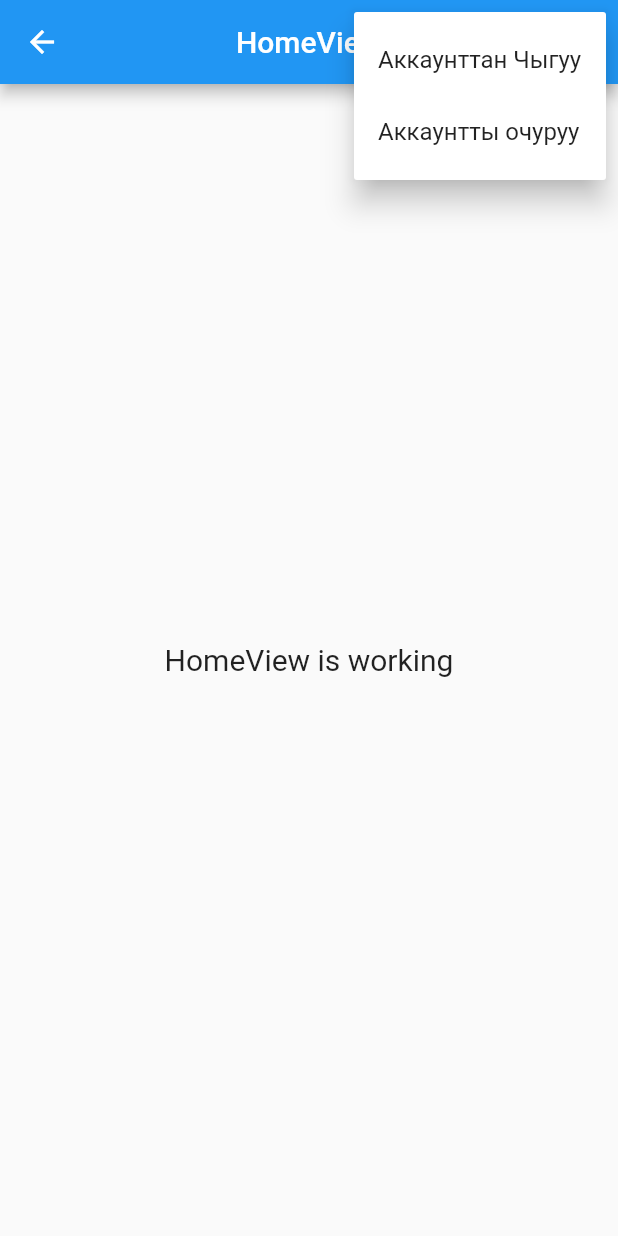
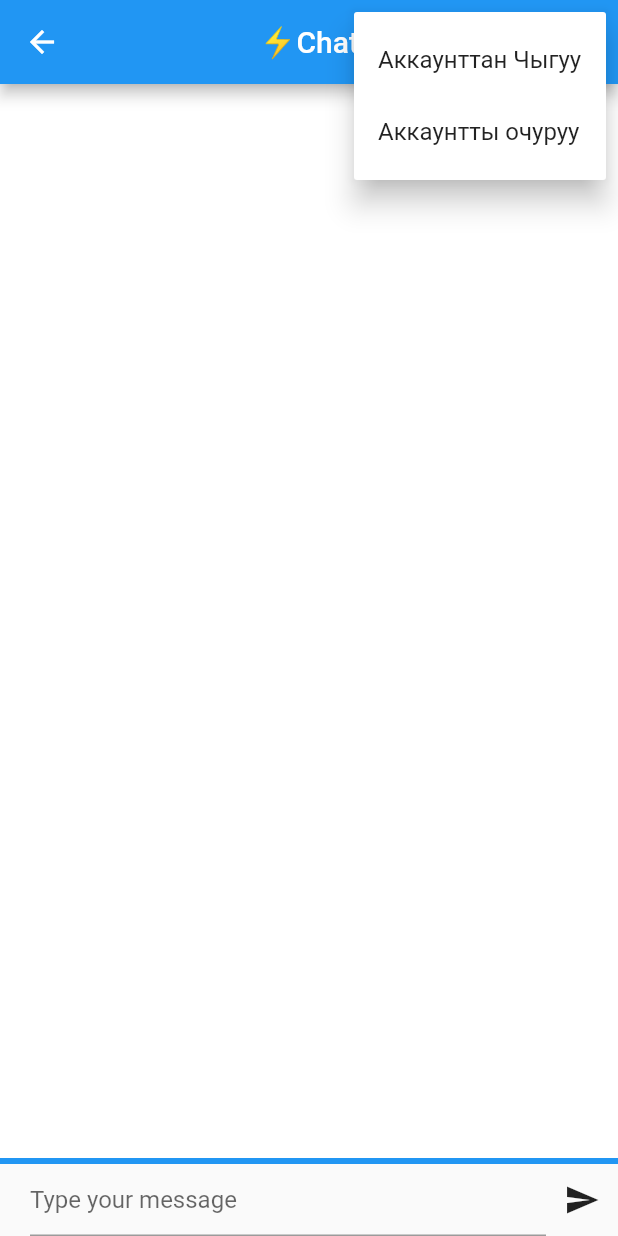
Before and after one commit to Arzymat01/chat_app, a Flutter app: the HomeView screen opened by its route, after a tap on the "more vert" icon, on a phone screen of 412 x 824 dp. Run offline on Flutter 3.47's test engine with Material 2 defaults, Android fonts, the phone set to English and light mode, and no system bars; our stand-ins replace animated_text_kit, cloud_firestore, firebase_auth, firebase_core, get, shared_preferences; accounts and stored records are empty.

Commit message:
homePage

```diff
--- /dev/null
+++ b/lib/src/components/message/sendMessage.dart
@@ -0,0 +1,35 @@
+import 'package:flutter/material.dart';
+
+class SendMessage extends StatelessWidget {
+  const SendMessage(this.textController, {super.key, this.onPressed});
+  final TextEditingController textController;
+  final void Function()? onPressed;
+  @override
+  Widget build(BuildContext context) {
+    return Container(
+      decoration: const BoxDecoration(
+          border: Border(
+              top: BorderSide(
+        color: Colors.blue,
+        width: 4,
+      ))),
+      child: Row(
+        children: [
+          const SizedBox(width: 20),
+          Expanded(
+            child: TextField(
+              controller: textController,
+              decoration: const InputDecoration(
+                hintText: 'Type your message',
+              ),
+            ),
+          ),
+          IconButton(
+            onPressed: onPressed,
+            icon: const Icon(Icons.send),
+          ),
+        ],
+      ),
+    );
+  }
+}
--- /dev/null
+++ b/lib/src/components/message/streamMessage.dart
@@ -0,0 +1,42 @@
+import 'package:cloud_firestore/cloud_firestore.dart';
+import 'package:flutter/material.dart';
+
+class StringMessage extends StatelessWidget {
+  const StringMessage(
+    this.streMessage, {
+    super.key,
+  });
+  final Stream<QuerySnapshot<Map<String, dynamic>>> streMessage;
+
+  @override
+  Widget build(BuildContext context) {
+    return Expanded(
+      child: Container(
+        color: Colors.white,
+        child: StreamBuilder(
+          stream: streMessage,
+          builder: (BuildContext context, AsyncSnapshot snapshot) {
+            if (snapshot.hasData) {
+              final messeage = snapshot.data.docs as Iterable;
+              final widgets = messeage
+                  .map((e) => Text(
+                        e.data()['sms'],
+                        style: const TextStyle(
+                          fontSize: 22,
+                        ),
+                      ))
+                  .toList();
+              return ListView(
+                children: widgets,
+              );
+            } else {
+              return const Center(
+                child: CircularProgressIndicator(),
+              );
+            }
+          },
+        ),
+      ),
+    );
+  }
+}
--- /dev/null
+++ b/lib/src/data/messageModel.dart
@@ -0,0 +1,22 @@
+class Message {
+  const Message({
+    required this.sender,
+    required this.sms,
+  });
+  final String sender;
+  final String sms;
+
+  Map<String, dynamic> toJson() {
+    return <String, dynamic>{
+      'sender': sender,
+      'sms': sms,
+    };
+  }
+
+  factory Message.fromJson(Map<String, dynamic> map) {
+    return Message(
+      sender: map['sender'] as String,
+      sms: map['sms'] as String,
+    );
+  }
+}
--- a/lib/src/modules/home/controllers/home_controller.dart
+++ b/lib/src/modules/home/controllers/home_controller.dart
@@ -1,10 +1,16 @@
+import 'dart:developer';
+
 import 'package:chat_app/src/modules/home/service/home_service.dart';
 import 'package:chat_app/src/routes/app_pages.dart';
 import 'package:chat_app/src/utils/alert/alert.dart';
+import 'package:cloud_firestore/cloud_firestore.dart';
+import 'package:flutter/material.dart';
 import 'package:get/get.dart';
 
 class HomeController extends GetxController {
   final count = 0.obs;
+
+  final textcontroller = TextEditingController();
   Future<void> logout() async {
     AppDialog.shoLoading();
     await HomeService.logout();
@@ -16,4 +22,17 @@ class HomeController extends GetxController {
     await HomeService.delete();
     await Get.offAllNamed(Routes.FLASH_CHAT);
   }
+
+  Future<void> sendMessage() async {
+    final sms = textcontroller.text.trim();
+    textcontroller.clear();
+
+    if (sms != '') {
+      await HomeService.sendMessage(sms);
+    }
+  }
+
+  Stream<QuerySnapshot<Map<String, dynamic>>> streamMessege() {
+    return HomeService.streamMessage();
+  }
 }
--- a/lib/src/modules/home/service/home_service.dart
+++ b/lib/src/modules/home/service/home_service.dart
@@ -1,4 +1,6 @@
+import 'package:chat_app/src/data/messageModel.dart';
 import 'package:chat_app/src/service/user_manager.dart';
+import 'package:cloud_firestore/cloud_firestore.dart';
 import 'package:firebase_auth/firebase_auth.dart';
 
 class HomeService {
@@ -11,4 +13,18 @@ class HomeService {
     await FirebaseAuth.instance.currentUser!.delete();
     await userManage.removeUid();
   }
+
+  static Future<void> sendMessage(String sms) async {
+    final sender = FirebaseAuth.instance.currentUser;
+    if (sender != null) {
+      final db = FirebaseFirestore.instance;
+      final Message message = Message(sender: sender.email!, sms: sms);
+      await db.collection('mesages').add(message.toJson());
+    }
+  }
+
+  static Stream<QuerySnapshot<Map<String, dynamic>>> streamMessage() {
+    final db = FirebaseFirestore.instance;
+    return db.collection('mesages').snapshots();
+  }
 }
--- a/lib/src/modules/home/views/home_view.dart
+++ b/lib/src/modules/home/views/home_view.dart
@@ -2,6 +2,8 @@ import 'package:flutter/material.dart';
 
 import 'package:get/get.dart';
 
+import '../../../components/message/sendMessage.dart';
+import '../../../components/message/streamMessage.dart';
 import '../controllers/home_controller.dart';
 
 class HomeView extends GetView<HomeController> {
@@ -10,7 +12,7 @@ class HomeView extends GetView<HomeController> {
   Widget build(BuildContext context) {
     return Scaffold(
       appBar: AppBar(
-        title: const Text('HomeView'),
+        title: const Text('⚡️Chat'),
         centerTitle: true,
         actions: [
           PopupMenuButton(
@@ -19,22 +21,25 @@ class HomeView extends GetView<HomeController> {
                       onTap: () async {
                         await controller.logout();
                       },
-                      child: Text('Aккаунттан Чыгуу'),
+                      child: const Text('Aккаунттан Чыгуу'),
                     ),
                     PopupMenuItem(
                       onTap: () async {
                         await controller.delete();
                       },
-                      child: Text('Aккаунтты очуруу'),
+                      child: const Text('Aккаунтты очуруу'),
                     ),
                   ])
         ],
       ),
-      body: const Center(
-        child: Text(
-          'HomeView is working',
-          style: TextStyle(fontSize: 20),
-        ),
+      body: Column(
+        children: [
+          StringMessage(controller.streamMessege()),
+          SendMessage(
+            controller.textcontroller,
+            onPressed: () async => controller.sendMessage(),
+          ),
+        ],
       ),
     );
   }
--- a/pubspec.yaml
+++ b/pubspec.yaml
@@ -14,6 +14,7 @@ dependencies:
   animated_text_kit: ^4.2.2
   firebase_auth: ^4.2.10
   shared_preferences: ^2.0.18
+  cloud_firestore: ^4.4.5
 
 dev_dependencies:
   flutter_lints: 2.0.1
```
Also changed, not shown: pubspec.lock, 2 other files.
